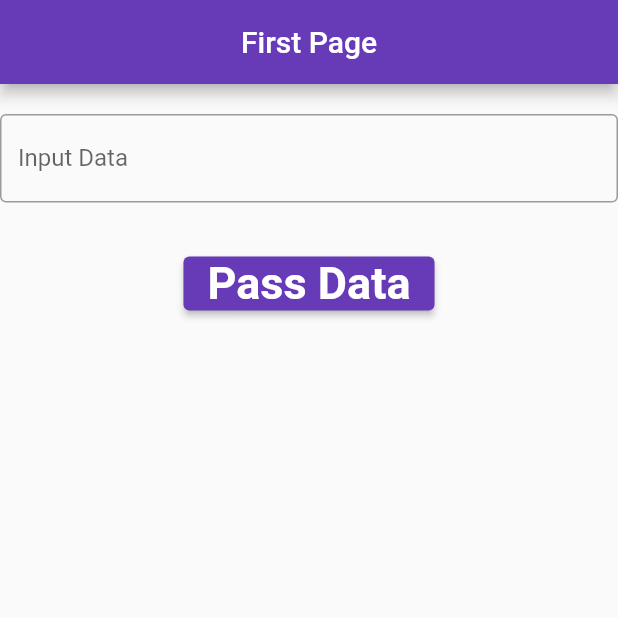
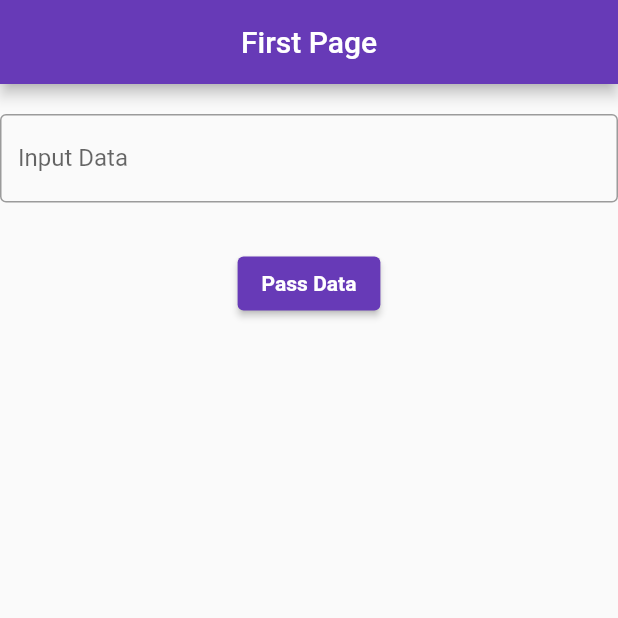
Before and after one commit to MarkTalandron19/Talandron_FlutterPassingData, a Flutter app: the screen it shows after launch, on a phone screen of 412 x 824 dp, the top half of it. Run offline on Flutter 3.47's test engine with Material 2 defaults, Android fonts, the phone set to English and light mode, and no system bars.

```diff
--- a/lib/firstpage.dart
+++ b/lib/firstpage.dart
@@ -36,7 +36,7 @@ class FirstPage extends StatelessWidget {
             'Pass Data',
             style: TextStyle(
               fontWeight: FontWeight.bold,
-              fontSize: 30,
+              fontSize: 14,
             )
           ))
         ]
--- a/lib/main.dart
+++ b/lib/main.dart
@@ -11,6 +11,7 @@ class MyApp extends StatelessWidget {
   Widget build(BuildContext context) {
     return MaterialApp(
       title: 'Flutter Passing Data',
+      debugShowCheckedModeBanner: false,
       theme: ThemeData(
       primarySwatch: Colors.deepPurple,
       ),
```
